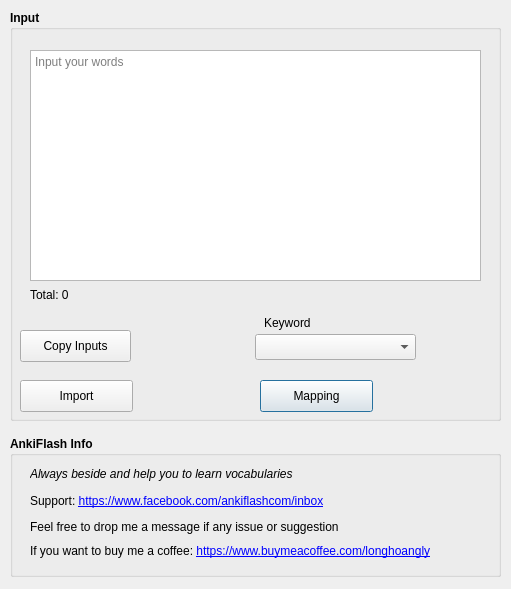
Qt form ui/generator/ui_generator.ui (longhoangly/ankiflash-importer) before a commit.
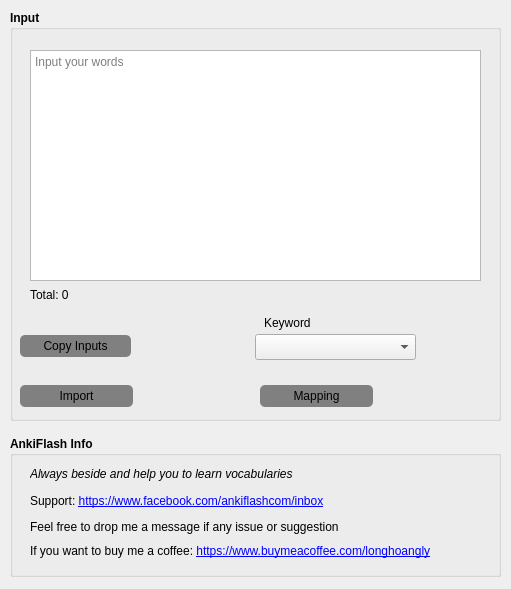
The same form after that commit. Icons and pictures are not drawn.

Diff of the .ui file:
```diff
--- a/ui/generator/ui_generator.ui
+++ b/ui/generator/ui_generator.ui
@@ -127,6 +127,9 @@
     <property name="toolTip">
      <string>To update existing flashcards with mapping fields</string>
     </property>
+    <property name="styleSheet">
+     <string notr="true">background-color: grey; border-radius: 5px; margin-top: 5px; margin-bottom: 5px;</string>
+    </property>
     <property name="text">
      <string>Mapping</string>
     </property>
@@ -148,6 +151,9 @@
     <property name="toolTip">
      <string>Cick here to import / create new cards.</string>
     </property>
+    <property name="styleSheet">
+     <string notr="true">background-color: grey; border-radius: 5px; margin-top: 5px; margin-bottom: 5px;</string>
+    </property>
     <property name="text">
      <string>Import</string>
     </property>
@@ -169,6 +175,9 @@
     <property name="toolTip">
      <string>Copy input words then paste into AnkiFlash Generator Chrome Extension to generate flashcards.</string>
     </property>
+    <property name="styleSheet">
+     <string notr="true">background-color: grey; border-radius: 5px; margin-top: 5px; margin-bottom: 5px;</string>
+    </property>
     <property name="text">
      <string>Copy Inputs</string>
     </property>
```
Left out of the diff: 3 changed lines with no effect on the pictures.
